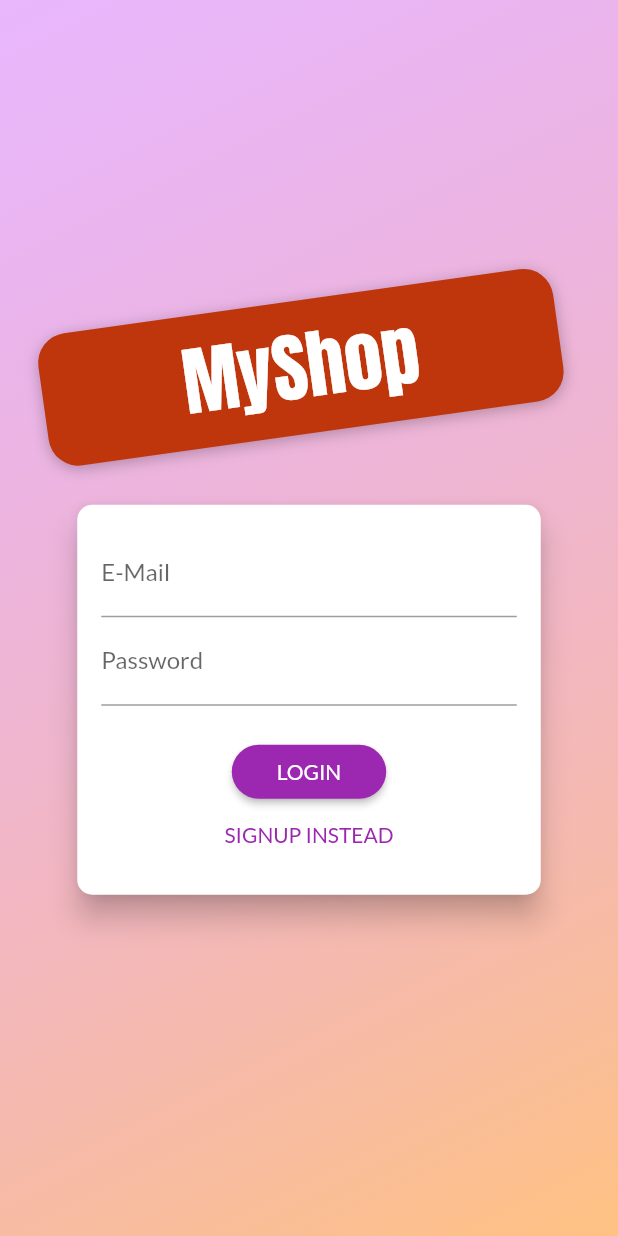
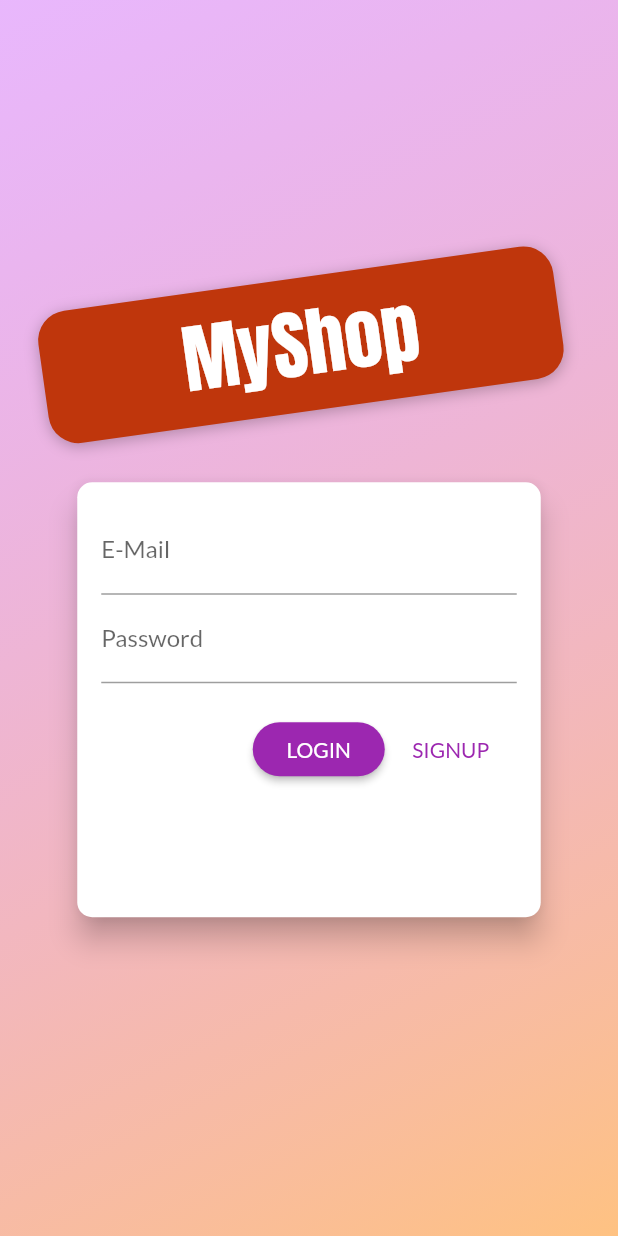
Before and after one commit to gauravsbagul/flutter-shopping-app, a Flutter app: the screen it shows after launch, on a phone screen of 412 x 824 dp. Run offline on Flutter 3.47's test engine with Material 2 defaults, Android fonts, the phone set to English and light mode, and no system bars; our stand-ins replace shared_preferences, validators.

Commit message:
done Auth animation

```diff
--- a/lib/screens/authScreen.dart
+++ b/lib/screens/authScreen.dart
@@ -94,7 +94,8 @@ class AuthCard extends StatefulWidget {
   _AuthCardState createState() => _AuthCardState();
 }
 
-class _AuthCardState extends State<AuthCard> {
+class _AuthCardState extends State<AuthCard>
+    with SingleTickerProviderStateMixin {
   final GlobalKey<FormState> _formKey = GlobalKey();
   AuthMode _authMode = AuthMode.Login;
   Map<String, String> _authData = {
@@ -103,6 +104,41 @@ class _AuthCardState extends State<AuthCard> {
   };
   var _isLoading = false;
   final _passwordController = TextEditingController();
+
+  AnimationController _controller;
+  Animation<Offset> _slideAnimation;
+  Animation<double> _opacityAnimation;
+
+  @override
+  void initState() {
+    super.initState();
+
+    _controller = AnimationController(
+      vsync: this,
+      duration: Duration(milliseconds: 1000),
+    );
+    _slideAnimation = Tween<Offset>(
+      begin: Offset(0, -10.5),
+      end: Offset(0, 0),
+    ).animate(
+      CurvedAnimation(
+        parent: _controller,
+        curve: Curves.fastOutSlowIn,
+      ),
+    );
+    _opacityAnimation = Tween(begin: 0.0, end: 1.0).animate(
+      CurvedAnimation(
+        parent: _controller,
+        curve: Curves.easeIn,
+      ),
+    );
+  }
+
+  @override
+  void dispose() {
+    super.dispose();
+    _controller.dispose();
+  }
 
   void _showErrorDialog(String message) {
     showDialog(
@@ -184,10 +220,12 @@ class _AuthCardState extends State<AuthCard> {
       setState(() {
         _authMode = AuthMode.Signup;
       });
+      _controller.forward();
     } else {
       setState(() {
         _authMode = AuthMode.Login;
       });
+      _controller.reverse();
     }
   }
 
@@ -199,10 +237,14 @@ class _AuthCardState extends State<AuthCard> {
         borderRadius: BorderRadius.circular(10.0),
       ),
       elevation: 8.0,
-      child: Container(
-        height: _authMode == AuthMode.Signup ? 320 : 260,
-        constraints:
-            BoxConstraints(minHeight: _authMode == AuthMode.Signup ? 320 : 260),
+      child: AnimatedContainer(
+        duration: Duration(microseconds: 1000),
+        curve: Curves.easeIn,
+        height: _authMode == AuthMode.Signup ? 340 : 290,
+        // height: _heightAnimation.value.height,
+        constraints: BoxConstraints(
+          minHeight: _authMode == AuthMode.Signup ? 340 : 290,
+        ),
         width: deviceSize.width * 0.75,
         padding: EdgeInsets.all(16.0),
         child: Form(
@@ -235,10 +277,20 @@ class _AuthCardState extends State<AuthCard> {
                     _authData['password'] = value;
                   },
                 ),
-                if (_authMode == AuthMode.Signup)
-                  TextFormField(
+                AnimatedContainer(
+                  duration: Duration(milliseconds: 300),
+                  curve: Curves.easeIn,
+                  constraints: BoxConstraints(
+                      minHeight: _authMode == AuthMode.Signup ? 60 : 0,
+                      maxHeight: _authMode == AuthMode.Signup ? 120 : 0),
+                  child: FadeTransition(
+                    opacity: _opacityAnimation,
+                    child: SlideTransition(
+                      position: _slideAnimation,
+                      child: TextFormField(
                         enabled: _authMode == AuthMode.Signup,
-                    decoration: InputDecoration(labelText: 'Confirm Password'),
+                        decoration:
+                            InputDecoration(labelText: 'Confirm Password'),
                         obscureText: true,
                         validator: _authMode == AuthMode.Signup
                             ? (value) {
@@ -248,31 +300,42 @@ class _AuthCardState extends State<AuthCard> {
                               }
                             : null,
                       ),
+                    ),
+                  ),
+                ),
                 SizedBox(
                   height: 20,
                 ),
                 if (_isLoading)
                   CircularProgressIndicator()
                 else
+                  Row(
+                    mainAxisAlignment: MainAxisAlignment.spaceBetween,
+                    children: <Widget>[
+                      Spacer(),
                       RaisedButton(
-                    child:
-                        Text(_authMode == AuthMode.Login ? 'LOGIN' : 'SIGN UP'),
+                        child: Text(
+                            _authMode == AuthMode.Login ? 'LOGIN' : 'SIGN UP'),
                         onPressed: _submit,
                         shape: RoundedRectangleBorder(
                           borderRadius: BorderRadius.circular(30),
                         ),
-                    padding:
-                        EdgeInsets.symmetric(horizontal: 30.0, vertical: 8.0),
+                        padding: EdgeInsets.symmetric(
+                            horizontal: 10.0, vertical: 8.0),
                         color: Theme.of(context).primaryColor,
-                    textColor: Theme.of(context).primaryTextTheme.button.color,
+                        textColor:
+                            Theme.of(context).primaryTextTheme.button.color,
                       ),
                       FlatButton(
                         child: Text(
-                      '${_authMode == AuthMode.Login ? 'SIGNUP' : 'LOGIN'} INSTEAD'),
+                            '${_authMode == AuthMode.Login ? 'SIGNUP' : 'LOGIN'}'),
                         onPressed: _switchAuthMode,
-                  padding: EdgeInsets.symmetric(horizontal: 30.0, vertical: 4),
+                        padding:
+                            EdgeInsets.symmetric(horizontal: 10.0, vertical: 4),
                         materialTapTargetSize: MaterialTapTargetSize.shrinkWrap,
                         textColor: Theme.of(context).primaryColor,
+                      ),
+                    ],
                   ),
               ],
             ),
```
Lines whose indentation alone changed are shown as unchanged.
